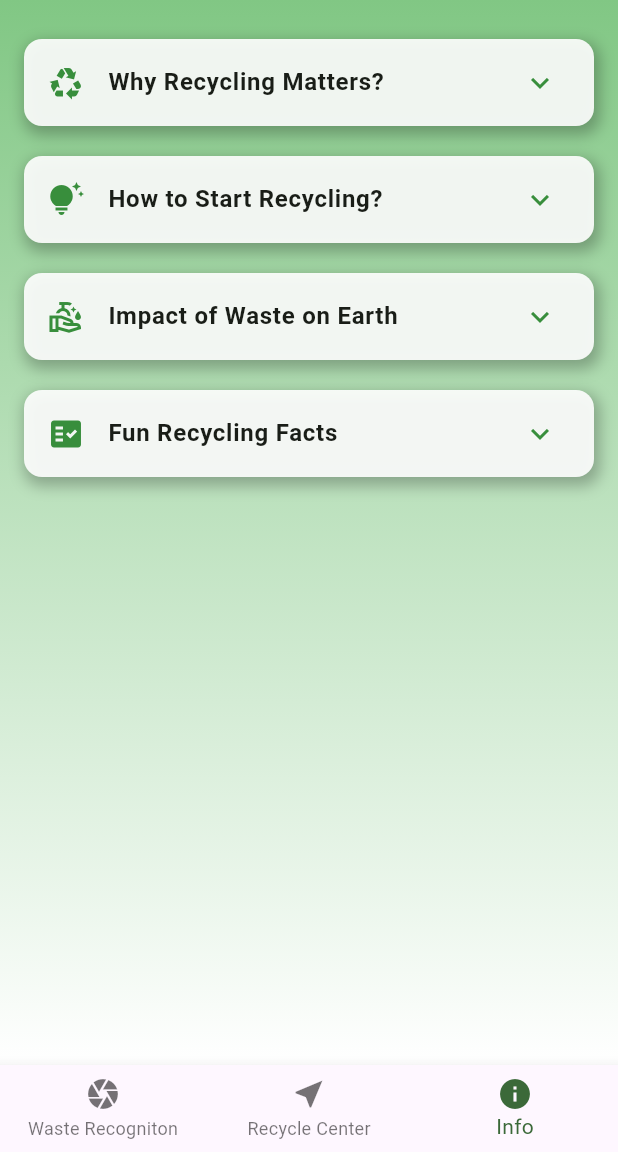
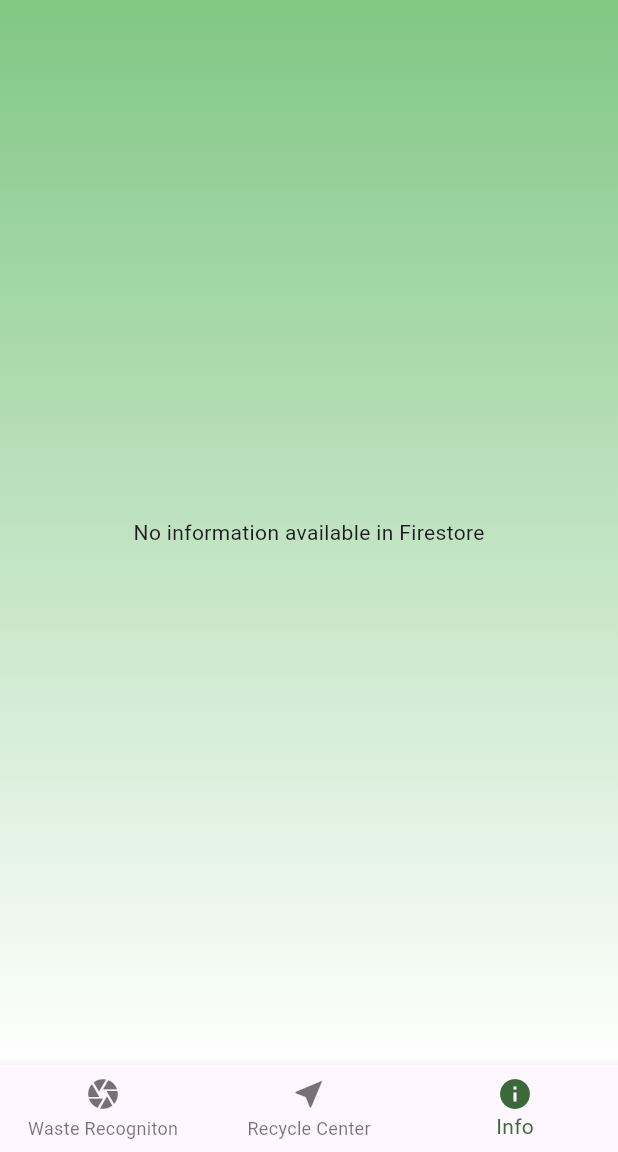
Before and after one commit to khoo04/jom_recycle, a Flutter app: the screen it shows after launch, item 3 of the bottom bar chosen, on a phone screen of 412 x 824 dp, the part 84-1236 px from its top. Run offline on Flutter 3.47's test engine with Material 3 defaults, Android fonts, the phone set to English and light mode, and no system bars; our stand-ins replace camera, cloud_firestore, firebase_core, google_maps_flutter, logger; accounts and stored records are empty.

Commit message:
feat: add firebase connection

```diff
--- a/lib/features/info/pages/info_page.dart
+++ b/lib/features/info/pages/info_page.dart
@@ -1,4 +1,5 @@
 import 'package:flutter/material.dart';
+import 'package:cloud_firestore/cloud_firestore.dart';
 
 class InfoPage extends StatefulWidget {
   const InfoPage({super.key});
@@ -8,6 +9,8 @@ class InfoPage extends StatefulWidget {
 }
 
 class _InfoPageState extends State<InfoPage> {
+  final FirebaseFirestore _firestore = FirebaseFirestore.instance;
+
   @override
   Widget build(BuildContext context) {
     return Scaffold(
@@ -19,30 +22,34 @@ class _InfoPageState extends State<InfoPage> {
             end: Alignment.bottomCenter,
           ),
         ),
-        child: ListView(
-          padding: EdgeInsets.all(16),
-          children: [
-            InfoTile(
-              title: "Why Recycling Matters?",
-              content: "Recycling helps to reduce waste, conserve resources, and protect the environment.",
-              icon: Icons.recycling,
-            ),
-            InfoTile(
-              title: "How to Start Recycling?",
-              content: "Separate waste into plastics, glass, and paper. Find local recycling centers.",
-              icon: Icons.tips_and_updates,
-            ),
-            InfoTile(
-              title: "Impact of Waste on Earth",
-              content: "Excess waste contributes to pollution, climate change, and harms wildlife.",
-              icon: Icons.clean_hands_outlined,
-            ),
-            InfoTile(
-              title: "Fun Recycling Facts",
-              content: "Recycling one aluminum can saves enough energy to power a TV for 3 hours!",
-              icon: Icons.fact_check,
-            ),
-          ],
+        child: StreamBuilder<QuerySnapshot>(
+          stream: _firestore.collection('info').snapshots(), // Fetching from Firestore
+          builder: (context, snapshot) {
+            if (snapshot.hasError) {
+              print("Firestore Error: ${snapshot.error}");
+              return Center(child: Text("Error loading data"));
+            }
+            if (snapshot.connectionState == ConnectionState.waiting) {
+              return Center(child: CircularProgressIndicator());
+            }
+            if (!snapshot.hasData || snapshot.data!.docs.isEmpty) {
+              return Center(child: Text("No information available in Firestore"));
+            }
+
+            final infoDocs = snapshot.data!.docs;
+
+            return ListView(
+              padding: EdgeInsets.all(16),
+              children: infoDocs.map((doc) {
+                Map<String, dynamic> data = doc.data() as Map<String, dynamic>;
+                return InfoTile(
+                  title: data['title'] ?? 'No Title',
+                  content: data['content'] ?? 'No Content',
+                  icon: Icons.info, // Default icon, you can store icons in Firestore if needed
+                );
+              }).toList(),
+            );
+          },
         ),
       ),
     );
--- a/lib/main.dart
+++ b/lib/main.dart
@@ -1,5 +1,7 @@
 import 'package:flutter/material.dart';
 import 'package:jom_recycle/app_layout.dart';
+import 'package:firebase_core/firebase_core.dart';
+import 'firebase_options.dart';
 import 'package:jom_recycle/common/theme/app_theme_provider.dart';
 import 'package:jom_recycle/splash_screen.dart';
 import 'package:provider/provider.dart';
@@ -7,6 +9,9 @@ import 'package:jom_recycle/common/theme/app_theme.dart';
 
 void main() async {
   WidgetsFlutterBinding.ensureInitialized();
+  await Firebase.initializeApp(
+    options: DefaultFirebaseOptions.currentPlatform,
+  );
   runApp(
     MultiProvider(
       providers: [
--- a/pubspec.yaml
+++ b/pubspec.yaml
@@ -39,6 +39,8 @@ dependencies:
   logger: ^2.5.0
   google_maps_flutter: ^2.10.1
   flutter_native_splash: ^2.4.4
+  firebase_core: ^3.12.1
+  cloud_firestore: ^5.6.5
 
 dev_dependencies:
   flutter_test:
```
Also changed, not shown: firebase.json (added), lib/firebase_options.dart (added), pubspec.lock, 6 other files.
